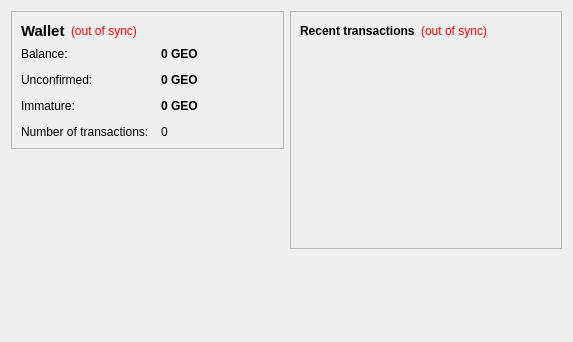
This is src/qt/forms/overviewpage.ui in dwights/schrutebuck as Qt 5 draws it before an edit. The edited form follows.
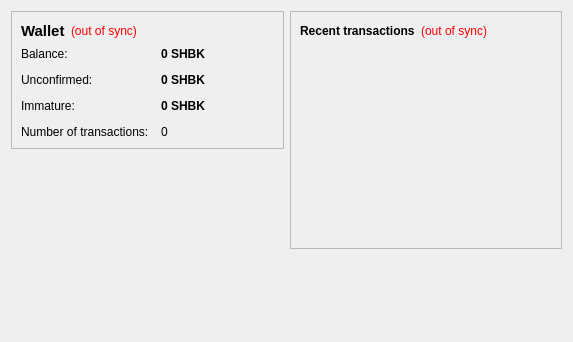
This is the edited form.

Patch:
```diff
--- a/src/qt/forms/overviewpage.ui
+++ b/src/qt/forms/overviewpage.ui
@@ -105,7 +105,7 @@
              <string>Your current balance</string>
             </property>
             <property name="text">
-             <string notr="true">0 GEO</string>
+             <string notr="true">0 SHBK</string>
             </property>
             <property name="textInteractionFlags">
              <set>Qt::LinksAccessibleByMouse|Qt::TextSelectableByKeyboard|Qt::TextSelectableByMouse</set>
@@ -134,7 +134,7 @@
              <string>Total of transactions that have yet to be confirmed, and do not yet count toward the current balance</string>
             </property>
             <property name="text">
-             <string notr="true">0 GEO</string>
+             <string notr="true">0 SHBK</string>
             </property>
             <property name="textInteractionFlags">
              <set>Qt::LinksAccessibleByMouse|Qt::TextSelectableByKeyboard|Qt::TextSelectableByMouse</set>
@@ -177,7 +177,7 @@
              <string>Mined balance that has not yet matured</string>
             </property>
             <property name="text">
-             <string notr="true">0 GEO</string>
+             <string notr="true">0 SHBK</string>
             </property>
             <property name="textInteractionFlags">
              <set>Qt::LinksAccessibleByMouse|Qt::TextSelectableByKeyboard|Qt::TextSelectableByMouse</set>
```
